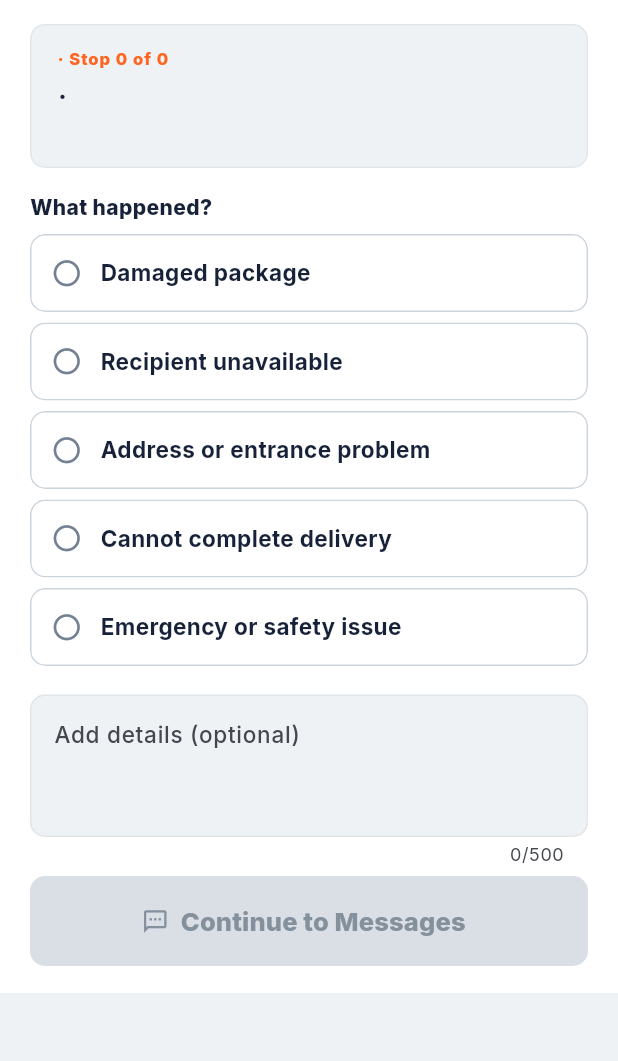
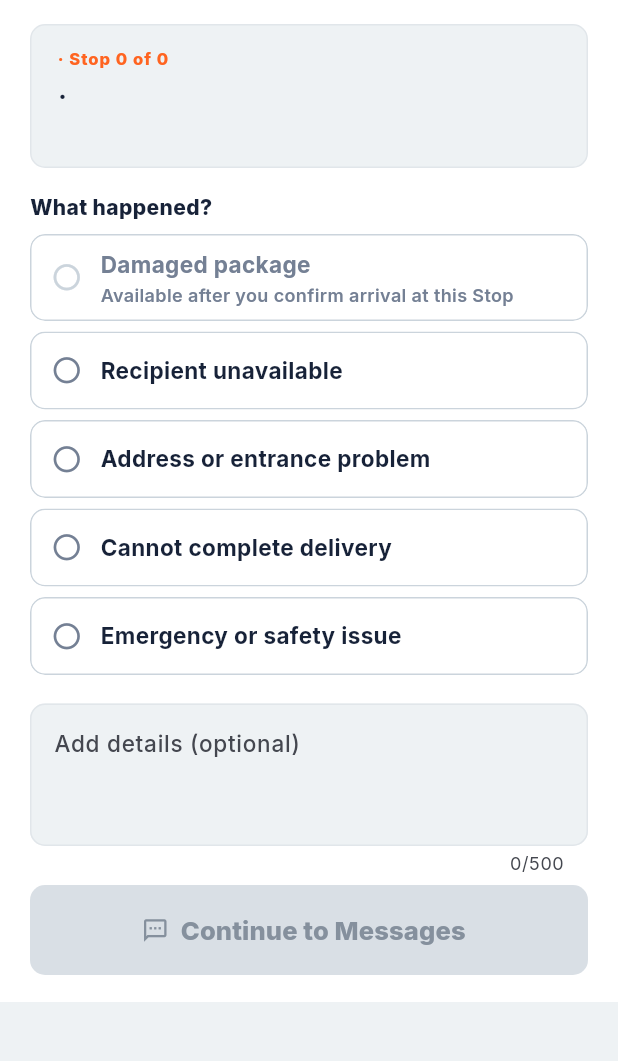
Before and after one commit to letsbuildtothesky/rounds, a Flutter app: the _DeliveryIssueSheet widget shown alone on an empty page, opened directly with empty values, on a phone screen of 412 x 824 dp, the part 153-1214 px from its top. Run offline on Flutter 3.47's test engine with Material 3 defaults, Android fonts, the phone set to English and light mode, and no system bars; our stand-ins replace flutter_secure_storage, geolocator, image_picker, shared_preferences, sqflite; missing offline and left inert: google_navigation_flutter; accounts and stored records are empty.

Commit message:
Guard damage evidence until arrival

```diff
--- a/apps/driver_harness/lib/src/ui/components/delivery_issue_flow.dart
+++ b/apps/driver_harness/lib/src/ui/components/delivery_issue_flow.dart
@@ -18,6 +18,7 @@ Future<bool> openDeliveryIssueFlow(
   BuildContext context, {
   required DriverRoundModel round,
   required DriverRoundStopModel stop,
+  bool damageEvidenceAvailable = true,
   HarnessAppController? controller,
   RoundsExternalLauncher launcher = _launchExternal,
 }) async {
@@ -27,7 +28,11 @@ Future<bool> openDeliveryIssueFlow(
     isScrollControlled: true,
     backgroundColor: Colors.transparent,
     barrierColor: RoundsColors.ink.withValues(alpha: .38),
-    builder: (context) => _DeliveryIssueSheet(round: round, stop: stop),
+    builder: (context) => _DeliveryIssueSheet(
+      round: round,
+      stop: stop,
+      damageEvidenceAvailable: damageEvidenceAvailable,
+    ),
   );
   if (draft == null || !context.mounted) return false;
 
@@ -80,10 +85,15 @@ Future<bool> _launchExternal(Uri uri) =>
     launchUrl(uri, mode: LaunchMode.externalApplication);
 
 class _DeliveryIssueSheet extends StatefulWidget {
-  const _DeliveryIssueSheet({required this.round, required this.stop});
+  const _DeliveryIssueSheet({
+    required this.round,
+    required this.stop,
+    required this.damageEvidenceAvailable,
+  });
 
   final DriverRoundModel round;
   final DriverRoundStopModel stop;
+  final bool damageEvidenceAvailable;
 
   @override
   State<_DeliveryIssueSheet> createState() => _DeliveryIssueSheetState();
@@ -180,6 +190,14 @@ class _DeliveryIssueSheetState extends State<_DeliveryIssueSheet> {
                     _IssueChoice(
                       label: category,
                       selected: _category == category,
+                      enabled:
+                          category != 'Damaged package' ||
+                          widget.damageEvidenceAvailable,
+                      supportingText:
+                          category == 'Damaged package' &&
+                              !widget.damageEvidenceAvailable
+                          ? 'Available after you confirm arrival at this Stop'
+                          : null,
                       onTap: () => setState(() => _category = category),
                     ),
                   const SizedBox(height: 12),
@@ -257,10 +275,14 @@ class _IssueChoice extends StatelessWidget {
     required this.label,
     required this.selected,
     required this.onTap,
+    this.enabled = true,
+    this.supportingText,
   });
 
   final String label;
   final bool selected;
+  final bool enabled;
+  final String? supportingText;
   final VoidCallback onTap;
 
   @override
@@ -279,7 +301,7 @@ class _IssueChoice extends StatelessWidget {
       clipBehavior: Clip.antiAlias,
       child: InkWell(
         key: Key('delivery-issue-${label.toLowerCase().replaceAll(' ', '-')}'),
-        onTap: onTap,
+        onTap: enabled ? onTap : null,
         child: ConstrainedBox(
           constraints: const BoxConstraints(minHeight: 52),
           child: Padding(
@@ -290,18 +312,43 @@ class _IssueChoice extends StatelessWidget {
                   selected
                       ? Icons.radio_button_checked
                       : Icons.radio_button_off,
-                  color: selected ? RoundsColors.red : RoundsColors.muted,
+                  color: !enabled
+                      ? RoundsColors.lineStrong
+                      : selected
+                      ? RoundsColors.red
+                      : RoundsColors.muted,
                   size: 21,
                 ),
                 const SizedBox(width: 12),
                 Expanded(
-                  child: Text(
-                    label,
-                    style: TextStyle(
-                      color: selected ? RoundsColors.red : RoundsColors.ink,
-                      fontSize: 15,
-                      fontWeight: FontWeight.w700,
-                    ),
+                  child: Column(
+                    crossAxisAlignment: CrossAxisAlignment.start,
+                    children: [
+                      Text(
+                        label,
+                        style: TextStyle(
+                          color: !enabled
+                              ? RoundsColors.muted
+                              : selected
+                              ? RoundsColors.red
+                              : RoundsColors.ink,
+                          fontSize: 15,
+                          fontWeight: FontWeight.w700,
+                        ),
+                      ),
+                      if (supportingText != null) ...[
+                        const SizedBox(height: 2),
+                        Text(
+                          supportingText!,
+                          style: const TextStyle(
+                            color: RoundsColors.muted,
+                            fontSize: 12,
+                            height: 1.25,
+                            fontWeight: FontWeight.w600,
+                          ),
+                        ),
+                      ],
+                    ],
                   ),
                 ),
               ],
--- a/apps/driver_harness/lib/src/ui/navigation_harness_screen.dart
+++ b/apps/driver_harness/lib/src/ui/navigation_harness_screen.dart
@@ -230,10 +230,14 @@ class _NavigationHarnessScreenState extends State<NavigationHarnessScreen> {
         ),
       );
     } else {
+      final currentStop = widget.controller.driverSession?.currentRound?.stops
+          .where((stop) => stop.id == widget.stop.id)
+          .firstOrNull;
       final reported = await openDeliveryIssueFlow(
         context,
         round: widget.round,
-        stop: widget.stop,
+        stop: currentStop ?? widget.stop,
+        damageEvidenceAvailable: _arrived,
         controller: widget.controller,
       );
       if (reported && mounted) Navigator.of(context).pop();
```
Also changed, not shown: 2 other files.
